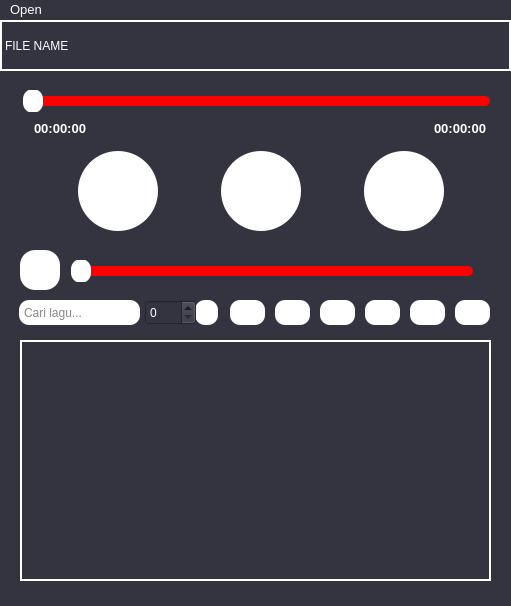
Before: the Qt Designer form MusicPlayerGUI/mainwindow.ui in adanfdilah/Project-Alpro, drawn with Qt 5.
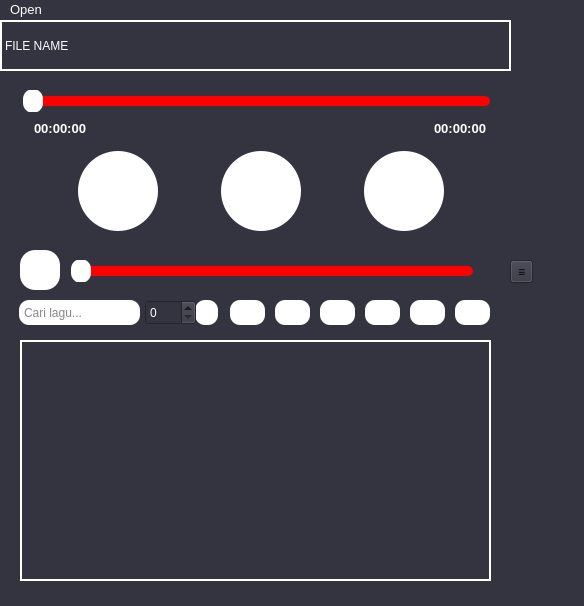
After: the same form once the commit is applied. Custom widgets are drawn as their Qt base class.

Commit message: membuat hamburger button

Patch:
```diff
--- a/MusicPlayerGUI/mainwindow.ui
+++ b/MusicPlayerGUI/mainwindow.ui
@@ -6,7 +6,7 @@
    <rect>
     <x>0</x>
     <y>0</y>
-    <width>511</width>
+    <width>584</width>
     <height>606</height>
    </rect>
   </property>
@@ -1154,6 +1154,25 @@
      <string/>
     </property>
    </widget>
+   <widget class="QToolButton" name="toolButton_Menu">
+    <property name="geometry">
+     <rect>
+      <x>510</x>
+      <y>240</y>
+      <width>23</width>
+      <height>23</height>
+     </rect>
+    </property>
+    <property name="toolTip">
+     <string>Menu</string>
+    </property>
+    <property name="text">
+     <string>≡</string>
+    </property>
+    <property name="popupMode">
+     <enum>QToolButton::ToolButtonPopupMode::InstantPopup</enum>
+    </property>
+   </widget>
    <zorder>layoutWidget</zorder>
    <zorder>label_File_Name</zorder>
    <zorder>horizontalSlider_Audio_File_Duration</zorder>
@@ -1177,7 +1196,7 @@
     <rect>
      <x>0</x>
      <y>0</y>
-     <width>511</width>
+     <width>584</width>
      <height>22</height>
     </rect>
    </property>
```
Left out of the diff: 1 changed line with no effect on the pictures. The commit also changes 1 other file.
